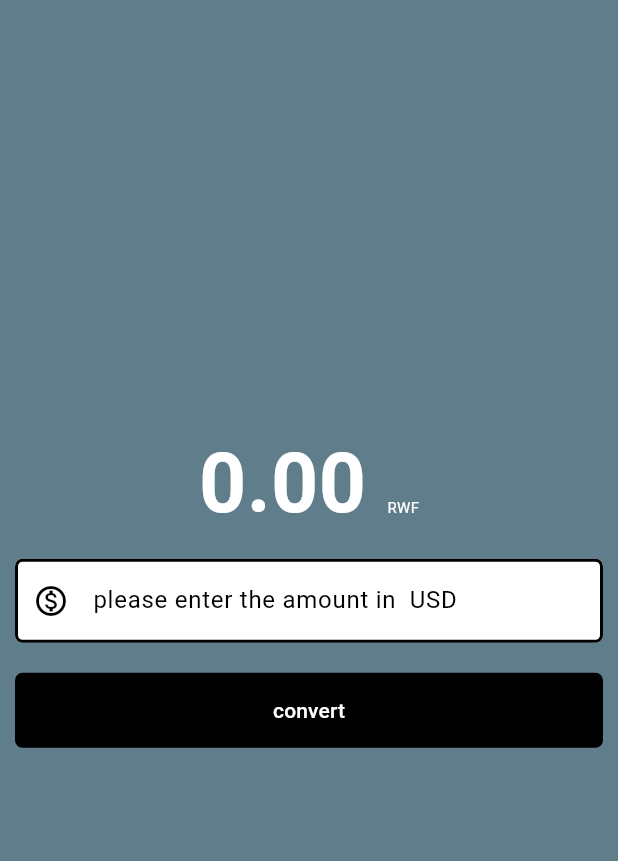
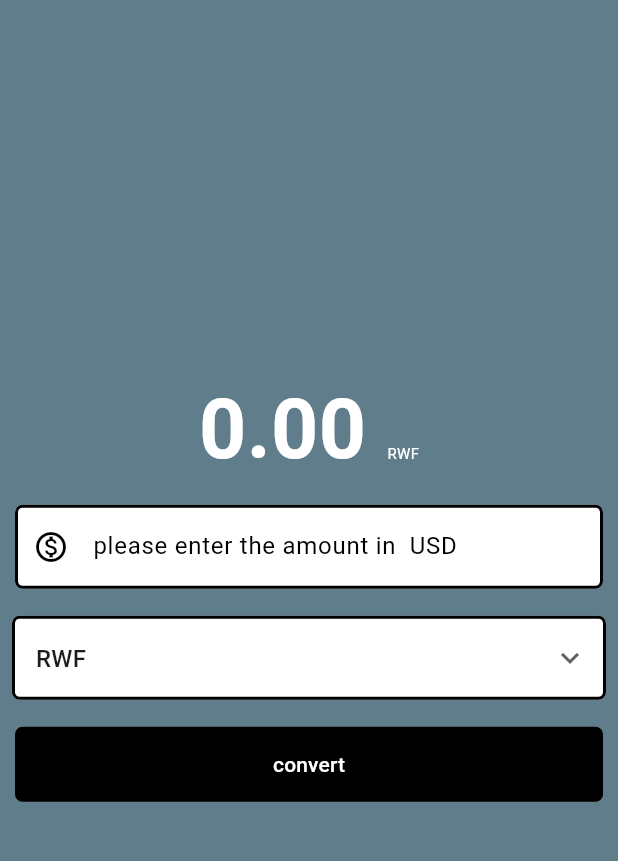
Before and after one commit to jodosjodos/currency_converter, a Flutter app: the screen it shows after launch, after a tap on "convert", on a phone screen of 412 x 824 dp, the part 66-927 px from its top. Run offline on Flutter 3.47's test engine with Material 3 defaults, Android fonts, the phone set to English and light mode, and no system bars.

Commit message:
[add] random select currency

```diff
--- a/lib/currency_converter_material_page.dart
+++ b/lib/currency_converter_material_page.dart
@@ -15,9 +15,28 @@ class _CurrencyConverterMaterialPageState
     extends State<CurrencyConverterMaterialPage> {
   TextEditingController txControl = TextEditingController();
   double convertedRwf = 0;
+  String currencyType = "RWF";
+  List<String> currencies = ["RWF", "EUR", "JPY", "GBP", "CAD", "CHF"];
+
   handleConverter() {
     double amount = double.tryParse(txControl.text) ?? 0;
     double rate = 1288.55;
+    switch (currencyType) {
+      case "RWF":
+        rate = 1288.55;
+      case "EUR":
+        rate = 0.93;
+      case "JPY":
+        rate = 155.56;
+      case "GBP":
+        rate = 0.80;
+      case "CAD":
+        rate = 1.37;
+      case "CHF":
+        rate = 0.91;
+      default:
+        rate = 1288.5;
+    }
     setState(() {
       convertedRwf = amount * rate;
     });
@@ -63,9 +82,9 @@ class _CurrencyConverterMaterialPageState
                       fontWeight: FontWeight.bold,
                       color: Color.fromARGB(255, 255, 255, 255)),
                 ),
-                const Text(
-                  "RWF",
-                  style: TextStyle(
+                Text(
+                  currencyType,
+                  style: const TextStyle(
                     fontSize: 10,
                     color: Colors.white,
                   ),
@@ -100,6 +119,37 @@ class _CurrencyConverterMaterialPageState
               ),
             ),
             Padding(
+              padding: const EdgeInsets.all(8.0),
+              child: DropdownButtonFormField<String>(
+                value: currencyType,
+                icon: const Icon(Icons.keyboard_arrow_down),
+                decoration: InputDecoration(
+                  hintText: "Select type of currency you want ",
+                  hintStyle: const TextStyle(
+                    color: Colors.black,
+                  ),
+                  prefixIconColor: Colors.black,
+                  filled: true,
+                  fillColor: Colors.white,
+                  focusedBorder: border,
+                  enabledBorder: border,
+                ),
+                items: currencies
+                    .map(
+                      (String currency) => DropdownMenuItem(
+                        value: currency,
+                        child: Text(currency),
+                      ),
+                    )
+                    .toList(),
+                onChanged: (String? selectedVal) {
+                  setState(() {
+                    currencyType = selectedVal ?? "RWF";
+                  });
+                },
+              ),
+            ),
+            Padding(
               padding: const EdgeInsets.all(10),
               child: TextButton(
                 onPressed: handleConverter,
```
